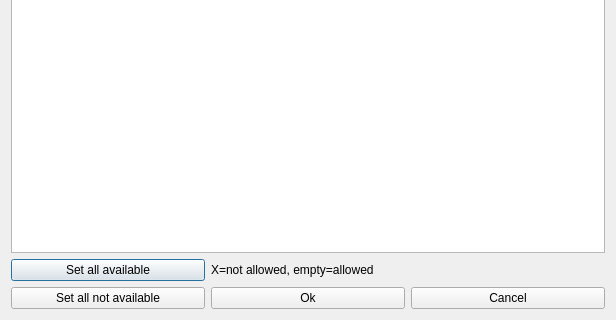
Before: the Qt Designer form fet/src/interface/modifyconstraintstudentssetnotavailabletimesform_template.ui in vonmecheln/fet, drawn with Qt 5; both pictures show x 0 to 616 and y 224 to 544 of the 616 by 544 pixel window.
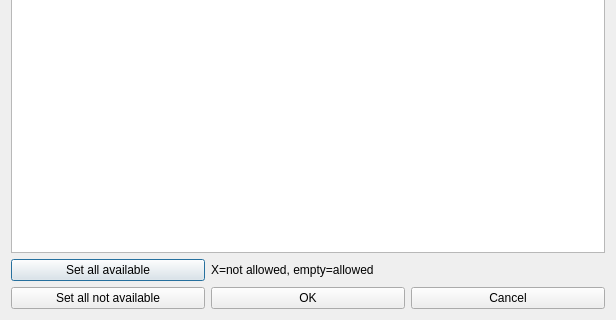
After: the same form once the commit is applied.

Patch:
```diff
--- a/fet/src/interface/modifyconstraintstudentssetnotavailabletimesform_template.ui
+++ b/fet/src/interface/modifyconstraintstudentssetnotavailabletimesform_template.ui
@@ -135,7 +135,7 @@
      <item row="1" column="1">
       <widget class="QPushButton" name="okPushButton">
        <property name="text">
-        <string>Ok</string>
+        <string>OK</string>
        </property>
       </widget>
      </item>
```
